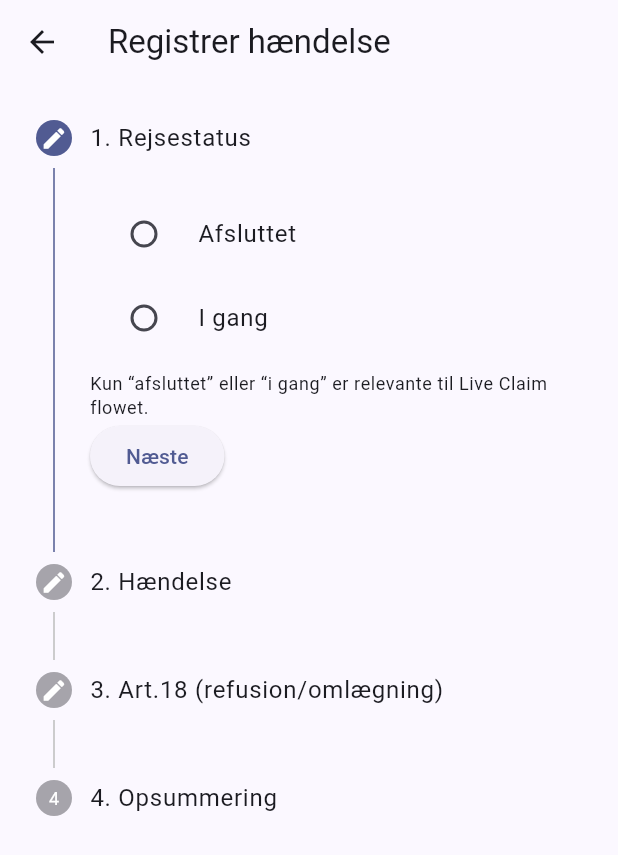
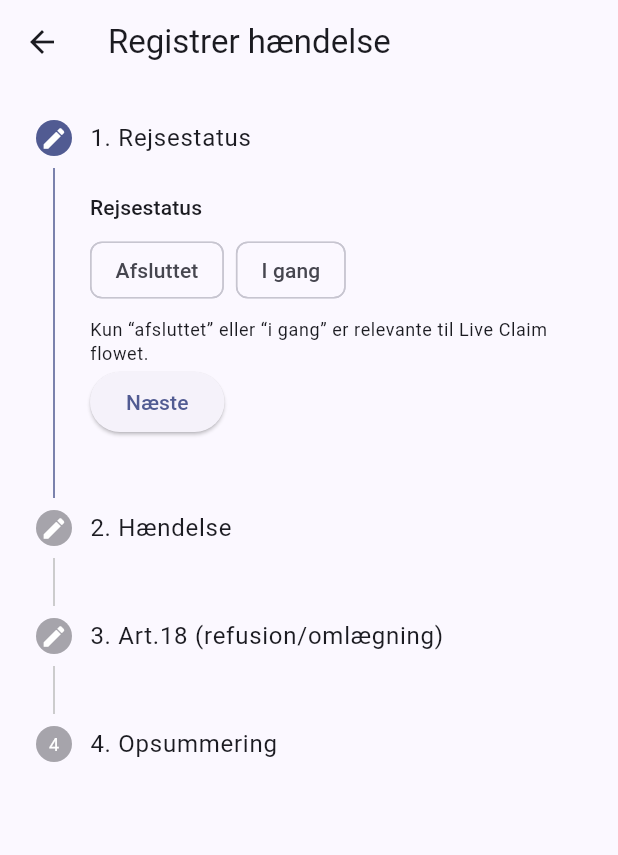
Before and after one commit to nicolaj1029/rail_app, a Flutter app: the LiveClaimWizard screen opened directly with empty values, on a phone screen of 412 x 824 dp. Shown: the top 855 px of the screen. Run offline on Flutter 3.47's test engine with Material 3 defaults, Android fonts, the phone set to English and light mode, and no system bars; our stand-ins replace flutter_local_notifications, geolocator, image_picker, shared_preferences; missing offline and left inert: google_mlkit_text_recognition; accounts and stored records are empty; network calls fail; project files that could hold a hidden picture were left out.

Commit message:
Mobile app: clean deprecated selection controls

```diff
--- a/mobile/lib/features/live_assist/presentation/live_claim_wizard.dart
+++ b/mobile/lib/features/live_assist/presentation/live_claim_wizard.dart
@@ -5,12 +5,16 @@ import 'package:flutter/material.dart';
 class CaseDraftStorage {
   static final Map<String, Map<String, dynamic>> _drafts = {};
 
-  static Future<void> saveDraft(String journeyId, Map<String, dynamic> payload) async {
+  static Future<void> saveDraft(
+    String journeyId,
+    Map<String, dynamic> payload,
+  ) async {
     _drafts[journeyId] = Map.of(payload);
     // TODO: persist to SharedPreferences / secure storage to survive app restarts.
   }
 
-  static Map<String, dynamic>? loadDraft(String journeyId) => _drafts[journeyId];
+  static Map<String, dynamic>? loadDraft(String journeyId) =>
+      _drafts[journeyId];
 }
 
 class LiveClaimWizard extends StatefulWidget {
@@ -39,24 +43,31 @@ class _LiveClaimWizardState extends State<LiveClaimWizard> {
   String informedWithin100 = 'unknown';
   bool extraCosts = false;
   final TextEditingController extraCostAmountCtrl = TextEditingController();
-  final TextEditingController extraCostCurrencyCtrl = TextEditingController(text: 'DKK');
+  final TextEditingController extraCostCurrencyCtrl = TextEditingController(
+    text: 'DKK',
+  );
 
   @override
   void initState() {
     super.initState();
-    final draft = widget.existingDraft ?? CaseDraftStorage.loadDraft(widget.journeyId);
+    final draft =
+        widget.existingDraft ?? CaseDraftStorage.loadDraft(widget.journeyId);
     if (draft != null) {
       travelStatus = draft['travelStatus'] as String?;
       eventType = draft['eventType'] as String?;
       expectsDelayOver60 = draft['delay60'] as bool? ?? false;
-      tripCancelReturn = draft['art18']?['trip_cancel_return'] as bool? ?? false;
-      refundRequested = draft['art18']?['refund_requested'] as String? ?? 'unknown';
+      tripCancelReturn =
+          draft['art18']?['trip_cancel_return'] as bool? ?? false;
+      refundRequested =
+          draft['art18']?['refund_requested'] as String? ?? 'unknown';
       rerouteNow = draft['art18']?['reroute_now'] as bool? ?? false;
       rerouteLater = draft['art18']?['reroute_later'] as bool? ?? false;
-      informedWithin100 = draft['art18']?['informed_within_100'] as String? ?? 'unknown';
+      informedWithin100 =
+          draft['art18']?['informed_within_100'] as String? ?? 'unknown';
       extraCosts = draft['art18']?['extra_costs'] as bool? ?? false;
       extraCostAmountCtrl.text = draft['art18']?['extra_cost_amount'] ?? '';
-      extraCostCurrencyCtrl.text = draft['art18']?['extra_cost_currency'] ?? 'DKK';
+      extraCostCurrencyCtrl.text =
+          draft['art18']?['extra_cost_currency'] ?? 'DKK';
     }
   }
 
@@ -87,7 +98,9 @@ class _LiveClaimWizardState extends State<LiveClaimWizard> {
   }
 
   void _next() {
-    if (currentStep == 2 && !expectsDelayOver60 && eventType != 'cancellation') {
+    if (currentStep == 2 &&
+        !expectsDelayOver60 &&
+        eventType != 'cancellation') {
       // Skip Art.18 if no qualifying event
       _finish();
       return;
@@ -162,17 +175,11 @@ class _LiveClaimWizardState extends State<LiveClaimWizard> {
             content: Column(
               crossAxisAlignment: CrossAxisAlignment.start,
               children: [
-                RadioListTile<String>(
-                  title: const Text('Afsluttet'),
-                  value: 'done',
-                  groupValue: travelStatus,
-                  onChanged: (v) => setState(() => travelStatus = v),
-                ),
-                RadioListTile<String>(
-                  title: const Text('I gang'),
-                  value: 'in_progress',
-                  groupValue: travelStatus,
-                  onChanged: (v) => setState(() => travelStatus = v),
+                _WizardChoiceSection(
+                  label: 'Rejsestatus',
+                  value: travelStatus,
+                  options: const {'done': 'Afsluttet', 'in_progress': 'I gang'},
+                  onChanged: (value) => setState(() => travelStatus = value),
                 ),
                 const SizedBox(height: 8),
                 Text(
@@ -188,22 +195,20 @@ class _LiveClaimWizardState extends State<LiveClaimWizard> {
             isActive: currentStep >= 1,
             content: Column(
               children: [
-                RadioListTile<String>(
-                  title: const Text('Forsinkelse'),
-                  value: 'delay',
-                  groupValue: eventType,
-                  onChanged: (v) => setState(() => eventType = v),
-                ),
-                RadioListTile<String>(
-                  title: const Text('Aflysning'),
-                  value: 'cancellation',
-                  groupValue: eventType,
-                  onChanged: (v) => setState(() => eventType = v),
+                _WizardChoiceSection(
+                  label: 'H?ndelse',
+                  value: eventType,
+                  options: const {
+                    'delay': 'Forsinkelse',
+                    'cancellation': 'Aflysning',
+                  },
+                  onChanged: (value) => setState(() => eventType = value),
                 ),
                 CheckboxListTile(
                   title: const Text('Forventer forsinkelse ≥ 60 min'),
                   value: expectsDelayOver60,
-                  onChanged: (v) => setState(() => expectsDelayOver60 = v ?? false),
+                  onChanged: (v) =>
+                      setState(() => expectsDelayOver60 = v ?? false),
                 ),
               ],
             ),
@@ -222,63 +227,70 @@ class _LiveClaimWizardState extends State<LiveClaimWizard> {
                       ),
                       const Divider(),
                       const Text('Refusion'),
-                      RadioListTile<String>(
-                        title: const Text('Ja'),
-                        value: 'yes',
-                        groupValue: refundRequested,
-                        onChanged: (v) => setState(() => refundRequested = v ?? 'yes'),
-                      ),
-                      RadioListTile<String>(
-                        title: const Text('Nej'),
-                        value: 'no',
-                        groupValue: refundRequested,
-                        onChanged: (v) => setState(() => refundRequested = v ?? 'no'),
+                      _WizardChoiceSection(
+                        label: 'Anmodet om refusion',
+                        value: refundRequested,
+                        options: const {'yes': 'Ja', 'no': 'Nej'},
+                        onChanged: (value) =>
+                            setState(() => refundRequested = value),
                       ),
                       const Divider(),
                       const Text('Omlægning'),
                       SwitchListTile(
                         title: const Text('Ved første lejlighed'),
                         value: rerouteNow,
-                        onChanged: (v) => setState(() => rerouteNow = v ?? false),
+                        onChanged: (v) => setState(() => rerouteNow = v),
                       ),
                       SwitchListTile(
                         title: const Text('Senere tidspunkt'),
                         value: rerouteLater,
-                        onChanged: (v) => setState(() => rerouteLater = v ?? false),
+                        onChanged: (v) => setState(() => rerouteLater = v),
                       ),
                       DropdownButtonFormField<String>(
                         initialValue: informedWithin100,
-                        decoration: const InputDecoration(labelText: 'Informeret inden for 100 min?'),
+                        decoration: const InputDecoration(
+                          labelText: 'Informeret inden for 100 min?',
+                        ),
                         items: const [
                           DropdownMenuItem(value: 'yes', child: Text('Ja')),
                           DropdownMenuItem(value: 'no', child: Text('Nej')),
-                          DropdownMenuItem(value: 'unknown', child: Text('Ved ikke')),
+                          DropdownMenuItem(
+                            value: 'unknown',
+                            child: Text('Ved ikke'),
+                          ),
                         ],
-                        onChanged: (v) => setState(() => informedWithin100 = v ?? 'unknown'),
+                        onChanged: (v) =>
+                            setState(() => informedWithin100 = v ?? 'unknown'),
                       ),
                       const Divider(),
                       SwitchListTile(
                         title: const Text('Ekstra udgifter ved omlægning'),
                         value: extraCosts,
-                        onChanged: (v) => setState(() => extraCosts = v ?? false),
+                        onChanged: (v) => setState(() => extraCosts = v),
                       ),
                       if (extraCosts)
                         Column(
                           children: [
                             TextField(
                               controller: extraCostAmountCtrl,
-                              decoration: const InputDecoration(labelText: 'Beløb'),
+                              decoration: const InputDecoration(
+                                labelText: 'Beløb',
+                              ),
                               keyboardType: TextInputType.number,
                             ),
                             TextField(
                               controller: extraCostCurrencyCtrl,
-                              decoration: const InputDecoration(labelText: 'Valuta'),
+                              decoration: const InputDecoration(
+                                labelText: 'Valuta',
+                              ),
                             ),
                           ],
                         ),
                     ],
                   )
-                : const Text('Art.18 spørgsmål aktiveres kun ved aflysning eller forsinkelse ≥ 60 minutter.'),
+                : const Text(
+                    'Art.18 spørgsmål aktiveres kun ved aflysning eller forsinkelse ≥ 60 minutter.',
+                  ),
           ),
           Step(
             title: const Text('4. Opsummering'),
@@ -301,3 +313,39 @@ class _LiveClaimWizardState extends State<LiveClaimWizard> {
     );
   }
 }
+
+class _WizardChoiceSection extends StatelessWidget {
+  final String label;
+  final String? value;
+  final Map<String, String> options;
+  final ValueChanged<String> onChanged;
+
+  const _WizardChoiceSection({
+    required this.label,
+    required this.value,
+    required this.options,
+    required this.onChanged,
+  });
+
+  @override
+  Widget build(BuildContext context) {
+    return Column(
+      crossAxisAlignment: CrossAxisAlignment.start,
+      children: [
+        Text(label, style: Theme.of(context).textTheme.titleSmall),
+        const SizedBox(height: 8),
+        Wrap(
+          spacing: 8,
+          runSpacing: 8,
+          children: options.entries.map((entry) {
+            return ChoiceChip(
+              label: Text(entry.value),
+              selected: value == entry.key,
+              onSelected: (_) => onChanged(entry.key),
+            );
+          }).toList(),
+        ),
+      ],
+    );
+  }
+}
```
Also changed, not shown: mobile/lib/features/case_close/presentation/case_close_screen.dart (+94 -76 lines), mobile/lib/features/journeys/presentation/manual_journey_screen.dart (+73 -27 lines).
